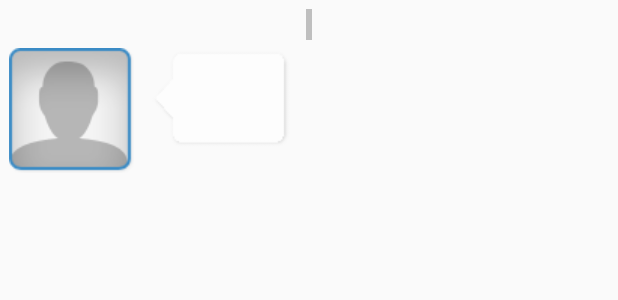
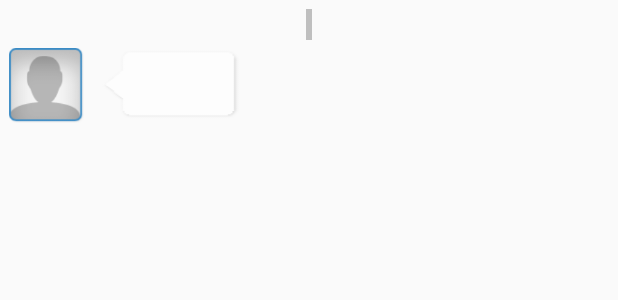
Before and after one commit to WisperDin/IM_Android, an Android app: the layout activity_chat_left.xml on its own in the app's theme, with its tools: preview values and no code run, on a phone screen of 412 x 824 dp. Shown: the top 300 px of the screen. Run offline under Robolectric (Android 15) with nearby library versions, the phone set to English and light mode, and no system bars.

Commit message:
聊天窗口UI更新。

```diff
--- a/app/src/main/java/com/cst/im/UI/LoginActivity.java
+++ b/app/src/main/java/com/cst/im/UI/LoginActivity.java
@@ -16,6 +16,7 @@ import android.widget.Toast;
 
 import com.cst.im.R;
 import com.cst.im.UI.main.MainActivity;
+import com.cst.im.UI.main.chat.ChatActivity;
 import com.cst.im.presenter.ILoginPresenter;
 import com.cst.im.presenter.LoginPresenterCompl;
 import com.cst.im.view.ILoginView;
@@ -73,7 +74,7 @@ public class LoginActivity extends AppCompatActivity implements ILoginView,View.
     public void onLoginResult(Boolean result, int code){
         if (result){
             //页面跳转
-            Intent it = new Intent(LoginActivity.this, MainActivity.class);
+            Intent it = new Intent(LoginActivity.this, ChatActivity.class);
             startActivity(it);
             LoginActivity.this.finish();
             Toast.makeText(this,R.string.success_login, Toast.LENGTH_SHORT).show();
--- a/app/src/main/res/layout/activity_chat_left.xml
+++ b/app/src/main/res/layout/activity_chat_left.xml
@@ -20,13 +20,13 @@
 
     <RelativeLayout
         android:layout_width="fill_parent"
-        android:layout_height="wrap_content"
+        android:layout_height="60dp"
         android:layout_marginTop="5dp" >
 
         <ImageView
             android:id="@+id/iv_userhead"
-            android:layout_width="wrap_content"
-            android:layout_height="wrap_content"
+            android:layout_width="50dp"
+            android:layout_height="50dp"
             android:layout_alignParentLeft="true"
             android:layout_alignParentTop="true"
             android:background="@drawable/chat_avatar_shadow"
@@ -39,7 +39,8 @@
             android:layout_height="wrap_content"
             android:layout_marginLeft="10dp"
             android:layout_toRightOf="@id/iv_userhead"
-            android:background="@drawable/chat_from_bg" />
+            android:background="@drawable/chat_from_bg"
+            android:layout_above="@+id/tv_username" />
 
         <TextView
             android:id="@+id/tv_username"
```
Also changed, not shown: app/src/main/java/com/cst/im/model/LoginUserModel.java (+80 -80 lines), app/src/main/res/layout/activity_chat_right.xml (+5 -4 lines).
